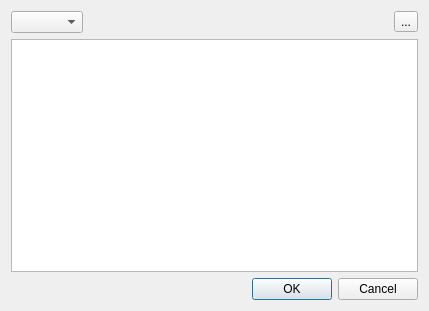
This is spinetoolbox/ui/add_object_classes.ui in spine-tools/Spine-Toolbox as Qt 5 draws it before an edit. The edited form follows.
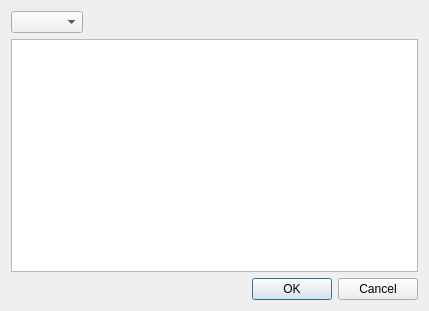
This is the edited form. Icons and pictures are not drawn. Custom widgets are drawn as their Qt base class.

```diff
--- a/spinetoolbox/ui/add_object_classes.ui
+++ b/spinetoolbox/ui/add_object_classes.ui
@@ -44,13 +44,6 @@
        </property>
       </spacer>
      </item>
-     <item>
-      <widget class="QToolButton" name="toolButton_remove_rows">
-       <property name="text">
-        <string>...</string>
-       </property>
-      </widget>
-     </item>
     </layout>
    </item>
    <item>
```
Left out of the diff: 3 changed lines with no effect on the pictures.
